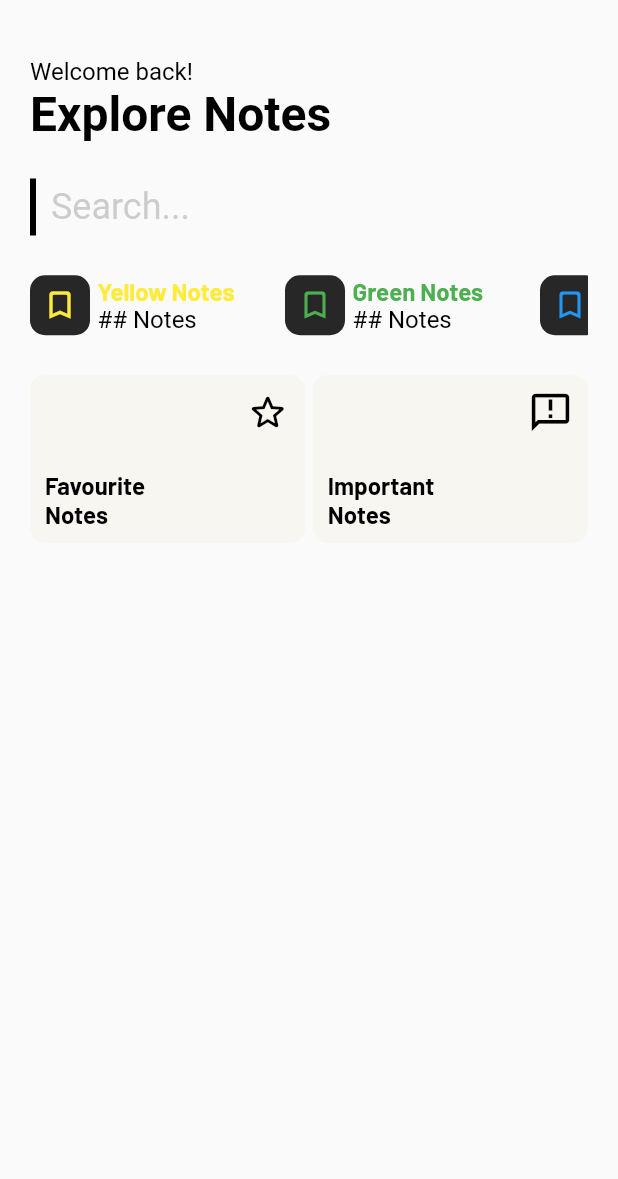
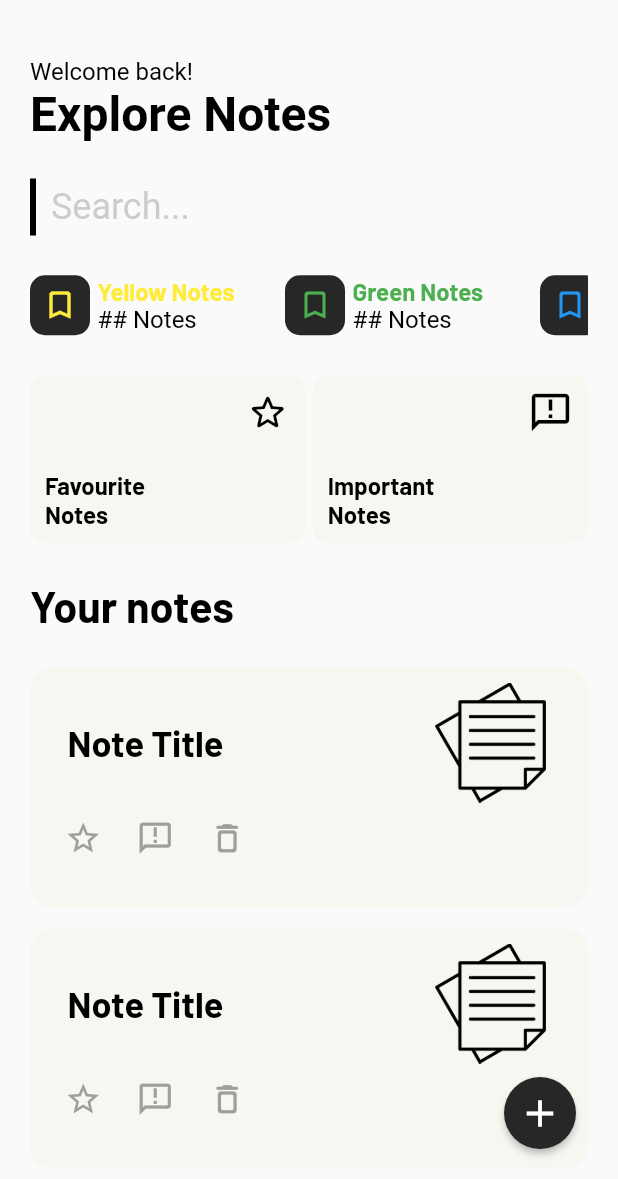
Before and after one commit to kacwal0157/todo_app, a Flutter app: the screen it shows after launch, on a phone screen of 412 x 824 dp, the part 57-1236 px from its top. Run offline on Flutter 3.47's test engine with Material 2 defaults, Android fonts, the phone set to English and light mode, and no system bars; our stand-ins replace get; Roboto replaces fonts that are missing (Poppins).

Commit message:
making full main page UI design

```diff
--- a/lib/constants/constant_images.dart
+++ b/lib/constants/constant_images.dart
@@ -1 +1,2 @@
 const String welcomeSplashImage = 'assets/images/rest/welcome_image.png';
+const String noteImage = 'assets/images/notes/note_1.png';
--- a/lib/constants/constant_texts.dart
+++ b/lib/constants/constant_texts.dart
@@ -8,3 +8,4 @@ const String appHeading = 'Explore Notes';
 const String appSearch = 'Search...';
 const String favouriteNotes = 'Favourite \nNotes';
 const String importantNotes = 'Important \nNotes';
+const String notesTitle = 'Your notes';
--- /dev/null
+++ b/lib/features/components/user_note_widget.dart
@@ -0,0 +1,93 @@
+import 'package:flutter/material.dart';
+import 'package:todo_app/constants/constant_images.dart';
+import 'package:todo_app/constants/constant_variables.dart';
+import 'package:todo_app/utils/user_icon_btn.dart';
+
+class UserNoteWidget extends StatefulWidget {
+  const UserNoteWidget({required this.textTheme, super.key});
+
+  final TextTheme textTheme;
+
+  @override
+  State<UserNoteWidget> createState() => _UserNoteWidgetState();
+}
+
+class _UserNoteWidgetState extends State<UserNoteWidget> {
+  @override
+  Widget build(BuildContext context) {
+    return GestureDetector(
+      onTap: () {
+        print("open note");
+      },
+      child: Column(
+        children: [
+          Container(
+            width: double.infinity,
+            height: 160,
+            decoration: BoxDecoration(
+              borderRadius: BorderRadius.circular(15),
+              color: backgroundColor,
+            ),
+            child: Column(
+              crossAxisAlignment: CrossAxisAlignment.start,
+              children: [
+                Padding(
+                  padding: const EdgeInsets.only(left: 25, top: 10, right: 25),
+                  child: Row(
+                    mainAxisAlignment: MainAxisAlignment.spaceBetween,
+                    children: [
+                      Flexible(
+                        child: Text(
+                          'Note Title',
+                          style: widget.textTheme.headlineSmall!
+                              .apply(fontSizeFactor: 1.5),
+                          maxLines: 2,
+                          overflow: TextOverflow.ellipsis,
+                        ),
+                      ),
+                      const Flexible(
+                        child: Image(
+                          image: AssetImage(noteImage),
+                          height: 80,
+                        ),
+                      ),
+                    ],
+                  ),
+                ),
+                Padding(
+                  padding: const EdgeInsets.only(left: 15),
+                  child: Row(
+                    mainAxisAlignment: MainAxisAlignment.start,
+                    children: [
+                      getIconButton(
+                        onPressed: () {
+                          print('make favourite');
+                        },
+                        iconData: Icons.star_border_outlined,
+                      ),
+                      getIconButton(
+                        onPressed: () {
+                          print('make important');
+                        },
+                        iconData: Icons.announcement_outlined,
+                      ),
+                      getIconButton(
+                        onPressed: () {
+                          print('delete');
+                        },
+                        iconData: Icons.delete_outline_rounded,
+                      ),
+                    ],
+                  ),
+                ),
+              ],
+            ),
+          ),
+          const SizedBox(
+            height: defaultSize - 10,
+          ),
+        ],
+      ),
+    );
+  }
+}
--- a/lib/features/pages/main_page.dart
+++ b/lib/features/pages/main_page.dart
@@ -3,10 +3,16 @@ import 'package:todo_app/constants/constant_texts.dart';
 import 'package:todo_app/constants/constant_variables.dart';
 import 'package:todo_app/features/components/color_box_widget.dart';
 import 'package:todo_app/features/components/expanded_note_widget.dart';
+import 'package:todo_app/features/components/user_note_widget.dart';
 
-class MainPage extends StatelessWidget {
+class MainPage extends StatefulWidget {
   const MainPage({super.key});
 
+  @override
+  State<MainPage> createState() => _MainPageState();
+}
+
+class _MainPageState extends State<MainPage> {
   @override
   Widget build(BuildContext context) {
     final textTheme = Theme.of(context).textTheme;
@@ -26,7 +32,9 @@ class MainPage extends StatelessWidget {
         backgroundColor: Colors.transparent,
         elevation: 0,
       ),
-      body: SingleChildScrollView(
+      body: Stack(
+        children: [
+          SingleChildScrollView(
             child: Container(
               padding: const EdgeInsets.all(defaultPadding * 2),
               child: Column(
@@ -38,8 +46,8 @@ class MainPage extends StatelessWidget {
                   ),
                   Text(
                     appHeading,
-                style:
-                    textTheme.bodyLarge!.copyWith(fontWeight: FontWeight.bold),
+                    style: textTheme.bodyLarge!
+                        .copyWith(fontWeight: FontWeight.bold),
                   ),
                   const SizedBox(
                     height: defaultSize,
@@ -111,10 +119,60 @@ class MainPage extends StatelessWidget {
                           size: size),
                     ],
                   ),
+                  const SizedBox(
+                    height: defaultSize,
+                  ),
+                  Text(
+                    notesTitle,
+                    style: textTheme.headlineMedium!.apply(fontSizeFactor: 1.2),
+                  ), //TODO: MAKE SORTING SYSTEM
+                  const SizedBox(
+                    height: defaultSize,
+                  ),
+                  Column(
+                    children: [
+                      //TODO: MAKE BUILDER THAT CREATES PROPER AMOUNT OF NOTES
+                      UserNoteWidget(
+                        textTheme: textTheme,
+                      ),
+                      UserNoteWidget(
+                        textTheme: textTheme,
+                      ),
+                      UserNoteWidget(
+                        textTheme: textTheme,
+                      ),
+                      UserNoteWidget(
+                        textTheme: textTheme,
+                      ),
+                      UserNoteWidget(
+                        textTheme: textTheme,
+                      ),
+                    ],
+                  ),
                 ],
               ),
             ),
           ),
+          Positioned(
+            bottom: 20,
+            right: 20,
+            child: ElevatedButton(
+              onPressed: () {
+                print('add note');
+              },
+              style: ElevatedButton.styleFrom(
+                shape: const CircleBorder(),
+                backgroundColor: secondaryColor,
+                fixedSize: const Size.fromHeight(defaultSize * 2),
+              ),
+              child: const Icon(
+                Icons.add,
+                size: 30,
+              ),
+            ),
+          )
+        ],
+      ),
     );
   }
 }
--- /dev/null
+++ b/lib/utils/user_icon_btn.dart
@@ -0,0 +1,13 @@
+import 'package:flutter/material.dart';
+
+IconButton getIconButton(
+        {required VoidCallback onPressed, required IconData iconData}) =>
+    IconButton(
+      alignment: Alignment.centerLeft,
+      onPressed: onPressed,
+      icon: Icon(
+        iconData,
+        color: Colors.grey,
+        size: 25,
+      ),
+    );
```
Also changed, not shown: assets/images/notes/note_1.png (added). Lines whose indentation alone changed are shown as unchanged.
